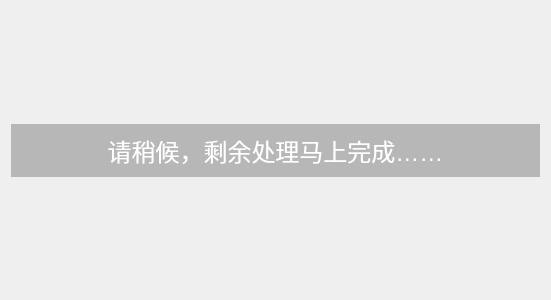
Qt form FormWaitFinish.ui (guee/GueeRecorder) before a commit.
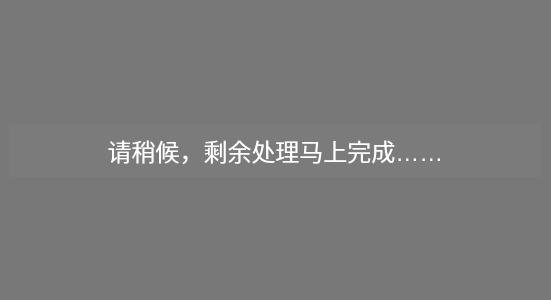
The same form after that commit.

```diff
--- a/FormWaitFinish.ui
+++ b/FormWaitFinish.ui
@@ -14,20 +14,42 @@
    <string>Form</string>
   </property>
   <property name="styleSheet">
-   <string notr="true">QWidget#widgetBound
+   <string notr="true">QWidget#widgetBorder
 {
+	background-color: rgb(0, 0, 0,127 );
+}
 
-background-color: rgb(127, 127, 127,127 );
+QWidget#widgetBound
+{
+	background-color: rgb(127, 127, 127,127 );
 }
 QLabel
 {
-color: rgb(255, 255, 255);
-font-size:24px;
+	color: rgb(255, 255, 255);
+	font-size:24px;
 }</string>
   </property>
   <layout class="QVBoxLayout" name="verticalLayout">
+   <property name="spacing">
+    <number>0</number>
+   </property>
+   <property name="leftMargin">
+    <number>0</number>
+   </property>
+   <property name="topMargin">
+    <number>0</number>
+   </property>
+   <property name="rightMargin">
+    <number>0</number>
+   </property>
+   <property name="bottomMargin">
+    <number>0</number>
+   </property>
    <item>
-    <spacer name="verticalSpacer">
+    <widget class="QWidget" name="widgetBorder" native="true">
+     <layout class="QVBoxLayout" name="verticalLayout_2">
+      <item>
+       <spacer name="verticalSpacer_2">
      <property name="orientation">
       <enum>Qt::Vertical</enum>
      </property>
@@ -56,17 +78,20 @@
     </widget>
    </item>
    <item>
-    <spacer name="verticalSpacer_2">
+       <spacer name="verticalSpacer">
      <property name="orientation">
       <enum>Qt::Vertical</enum>
      </property>
      <property name="sizeHint" stdset="0">
       <size>
        <width>20</width>
-       <height>40</height>
+          <height>108</height>
       </size>
      </property>
     </spacer>
+      </item>
+     </layout>
+    </widget>
    </item>
   </layout>
  </widget>
```
Lines whose indentation alone changed are shown as unchanged.
